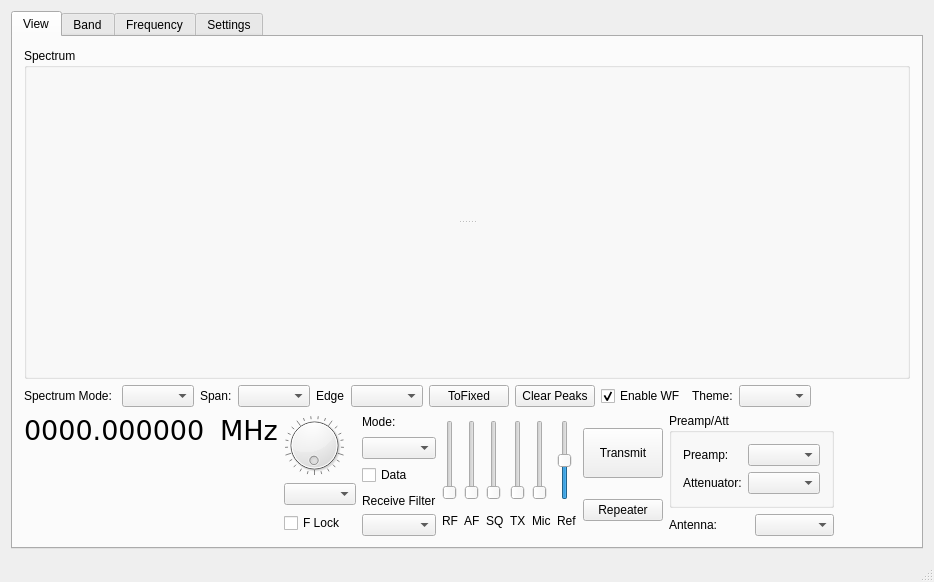
The window that wfmain.ui (adecarolis/wfweb) describes before a commit, drawn with Qt 5.
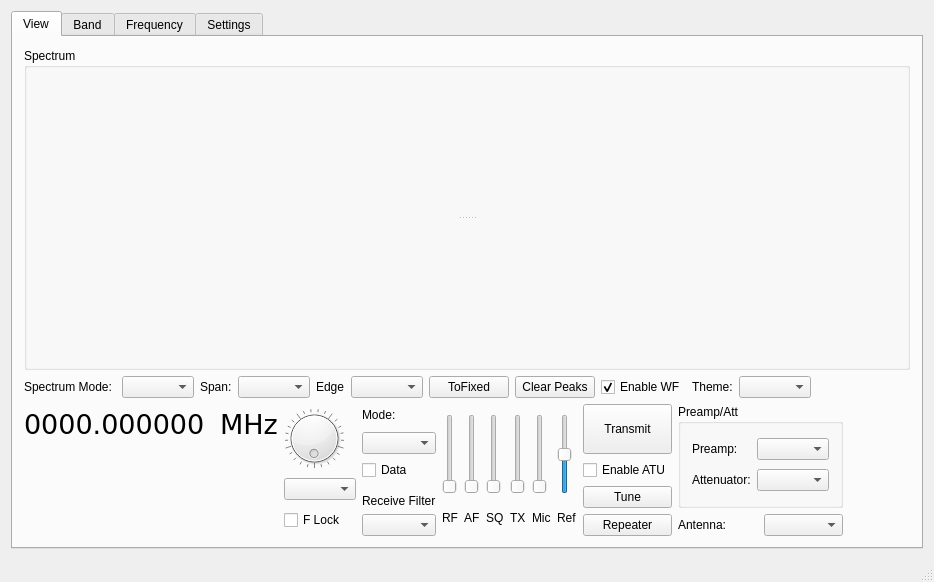
The same window after the commit. Custom widgets are drawn as their Qt base class.

Commit message: Moved ATU controls to main tab.

```diff
--- a/wfmain.ui
+++ b/wfmain.ui
@@ -633,6 +633,26 @@
               </property>
              </widget>
             </item>
+            <item>
+             <widget class="QCheckBox" name="tuneEnableChk">
+              <property name="toolTip">
+               <string>Enable the Automatic Antenna Tuner</string>
+              </property>
+              <property name="text">
+               <string>Enable ATU</string>
+              </property>
+             </widget>
+            </item>
+            <item>
+             <widget class="QPushButton" name="tuneNowBtn">
+              <property name="toolTip">
+               <string>Start the automatic antenna tuner cycle</string>
+              </property>
+              <property name="text">
+               <string>Tune</string>
+              </property>
+             </widget>
+            </item>
             <item>
              <widget class="QPushButton" name="rptSetupBtn">
               <property name="text">
@@ -1622,20 +1642,6 @@
             </property>
            </widget>
           </item>
-          <item>
-           <widget class="QCheckBox" name="tuneEnableChk">
-            <property name="text">
-             <string>Enable ATU</string>
-            </property>
-           </widget>
-          </item>
-          <item>
-           <widget class="QPushButton" name="tuneNowBtn">
-            <property name="text">
-             <string>Tune Now</string>
-            </property>
-           </widget>
-          </item>
           <item>
            <spacer name="horizontalSpacer_9">
             <property name="orientation">
```
